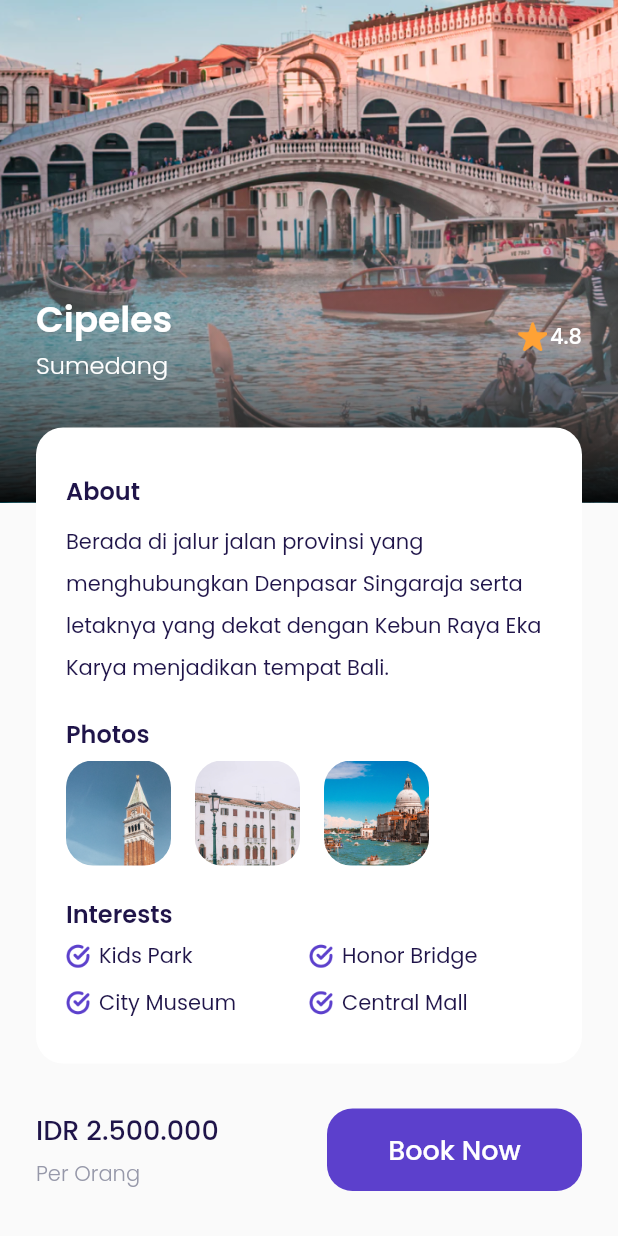
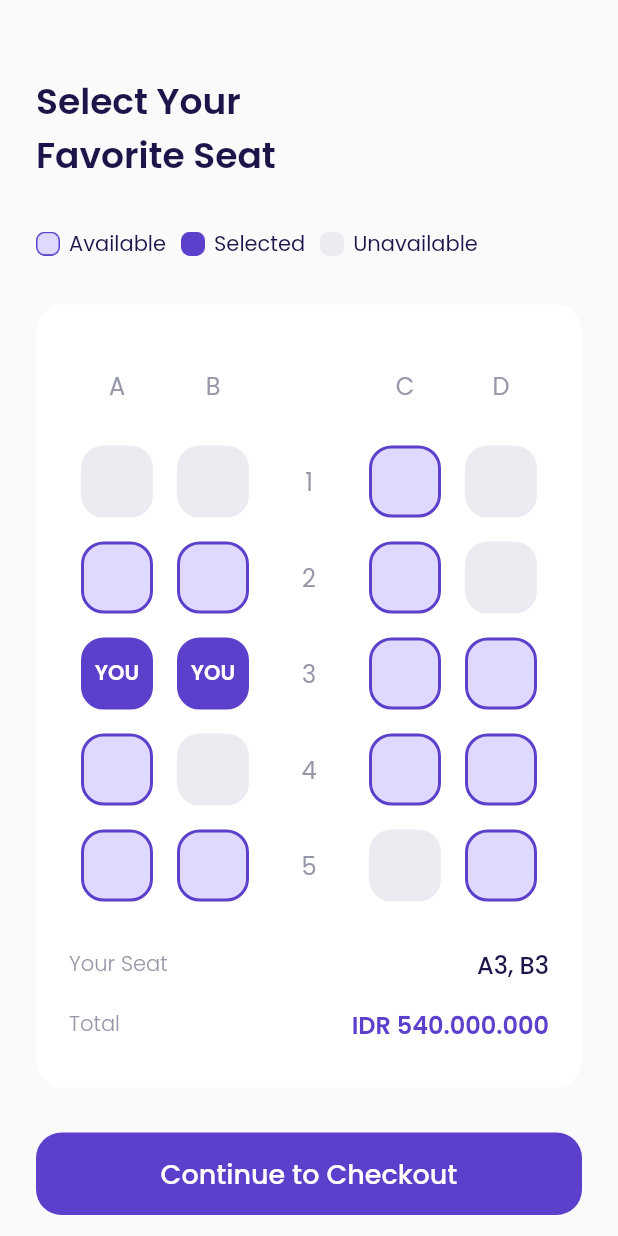
Before and after one commit to numanizudin/airplane, a Flutter app: the DetailPage screen opened directly, scrolled down 115 dp, after a tap on "Book Now", on a phone screen of 412 x 824 dp. Run offline on Flutter 3.47's test engine with Material 2 defaults, Android fonts, the phone set to English and light mode, and no system bars; our stand-ins replace google_fonts.

Commit message:
ChooseSeat Page

```diff
--- /dev/null
+++ b/lib/ui/pages/choose_seat_page.dart
@@ -0,0 +1,335 @@
+import 'package:airplane/shared/theme.dart';
+import 'package:airplane/ui/widgets/custom_button.dart';
+import 'package:airplane/ui/widgets/seat_item.dart';
+import 'package:flutter/material.dart';
+
+class ChooseSeatPage extends StatelessWidget {
+  const ChooseSeatPage({Key? key}) : super(key: key);
+
+  @override
+  Widget build(BuildContext context) {
+    Widget title() {
+      return Container(
+        margin: EdgeInsets.only(top: 50),
+        child: Text(
+          'Select Your\nFavorite Seat',
+          style: blackTextStyle.copyWith(
+            fontSize: 24,
+            fontWeight: semiBold,
+          ),
+        ),
+      );
+    }
+
+    Widget seatStatus() {
+      return Container(
+        margin: EdgeInsets.only(top: 30),
+        child: Row(
+          children: [
+            // NOTE: AVALIABLE
+            Container(
+              width: 16,
+              height: 16,
+              margin: EdgeInsets.only(right: 6),
+              decoration: BoxDecoration(
+                image: DecorationImage(
+                  image: AssetImage('assets/icon_available.png'),
+                ),
+              ),
+            ),
+            Text(
+              'Available',
+              style: blackTextStyle,
+            ),
+            // NOTE: SELECTED
+            Container(
+              width: 16,
+              height: 16,
+              margin: EdgeInsets.only(left: 10, right: 6),
+              decoration: BoxDecoration(
+                image: DecorationImage(
+                  image: AssetImage('assets/icon_selected.png'),
+                ),
+              ),
+            ),
+            Text(
+              'Selected',
+              style: blackTextStyle,
+            ),
+            // NOTE: UNAVAILABLE
+            Container(
+              width: 16,
+              height: 16,
+              margin: EdgeInsets.only(left: 10, right: 6),
+              decoration: BoxDecoration(
+                image: DecorationImage(
+                  image: AssetImage('assets/icon_unavailable.png'),
+                ),
+              ),
+            ),
+            Text(
+              'Unavailable',
+              style: blackTextStyle,
+            ),
+          ],
+        ),
+      );
+    }
+
+    Widget selectSeat() {
+      return Container(
+        width: double.infinity,
+        margin: EdgeInsets.only(top: 30),
+        padding: EdgeInsets.symmetric(
+          horizontal: 22,
+          vertical: 30,
+        ),
+        decoration: BoxDecoration(
+          borderRadius: BorderRadius.circular(18),
+          color: kWhiteColor,
+        ),
+        child: Column(
+          children: [
+            Row(
+              // NOTE: SEAT ALPABET
+              mainAxisAlignment: MainAxisAlignment.spaceAround,
+              children: [
+                Container(
+                  width: 48,
+                  height: 48,
+                  child: Center(
+                    child: Text(
+                      'A',
+                      style: greyTextStyle.copyWith(fontSize: 16),
+                    ),
+                  ),
+                ),
+                Container(
+                  width: 48,
+                  height: 48,
+                  child: Center(
+                    child: Text(
+                      'B',
+                      style: greyTextStyle.copyWith(fontSize: 16),
+                    ),
+                  ),
+                ),
+                Container(
+                  width: 48,
+                  height: 48,
+                  child: Center(
+                    child: Text(
+                      '',
+                      style: greyTextStyle.copyWith(fontSize: 16),
+                    ),
+                  ),
+                ),
+                Container(
+                  width: 48,
+                  height: 48,
+                  child: Center(
+                    child: Text(
+                      'C',
+                      style: greyTextStyle.copyWith(fontSize: 16),
+                    ),
+                  ),
+                ),
+                Container(
+                  width: 48,
+                  height: 48,
+                  child: Center(
+                    child: Text(
+                      'D',
+                      style: greyTextStyle.copyWith(fontSize: 16),
+                    ),
+                  ),
+                ),
+              ],
+            ),
+
+            // NOTE: SEAT 1
+            Container(
+              margin: EdgeInsets.only(top: 16),
+              child: Row(
+                mainAxisAlignment: MainAxisAlignment.spaceAround,
+                children: [
+                  SeatItem(status: 2),
+                  SeatItem(status: 2),
+                  Container(
+                    width: 48,
+                    height: 48,
+                    child: Center(
+                      child: Text(
+                        '1',
+                        style: greyTextStyle.copyWith(fontSize: 16),
+                      ),
+                    ),
+                  ),
+                  SeatItem(status: 0),
+                  SeatItem(status: 2),
+                ],
+              ),
+            ),
+            // NOTE: SEAT 2
+            Container(
+              margin: EdgeInsets.only(top: 16),
+              child: Row(
+                mainAxisAlignment: MainAxisAlignment.spaceAround,
+                children: [
+                  SeatItem(status: 0),
+                  SeatItem(status: 0),
+                  Container(
+                    width: 48,
+                    height: 48,
+                    child: Center(
+                      child: Text(
+                        '2',
+                        style: greyTextStyle.copyWith(fontSize: 16),
+                      ),
+                    ),
+                  ),
+                  SeatItem(status: 0),
+                  SeatItem(status: 2),
+                ],
+              ),
+            ),
+            // NOTE: SEAT 3
+            Container(
+              margin: EdgeInsets.only(top: 16),
+              child: Row(
+                mainAxisAlignment: MainAxisAlignment.spaceAround,
+                children: [
+                  SeatItem(status: 1),
+                  SeatItem(status: 1),
+                  Container(
+                    width: 48,
+                    height: 48,
+                    child: Center(
+                      child: Text(
+                        '3',
+                        style: greyTextStyle.copyWith(fontSize: 16),
+                      ),
+                    ),
+                  ),
+                  SeatItem(status: 0),
+                  SeatItem(status: 0),
+                ],
+              ),
+            ),
+            // NOTE: SEAT 4
+            Container(
+              margin: EdgeInsets.only(top: 16),
+              child: Row(
+                mainAxisAlignment: MainAxisAlignment.spaceAround,
+                children: [
+                  SeatItem(status: 0),
+                  SeatItem(status: 2),
+                  Container(
+                    width: 48,
+                    height: 48,
+                    child: Center(
+                      child: Text(
+                        '4',
+                        style: greyTextStyle.copyWith(fontSize: 16),
+                      ),
+                    ),
+                  ),
+                  SeatItem(status: 0),
+                  SeatItem(status: 0),
+                ],
+              ),
+            ),
+            // NOTE: SEAT 5
+            Container(
+              margin: EdgeInsets.only(top: 16),
+              child: Row(
+                mainAxisAlignment: MainAxisAlignment.spaceAround,
+                children: [
+                  SeatItem(status: 0),
+                  SeatItem(status: 0),
+                  Container(
+                    width: 48,
+                    height: 48,
+                    child: Center(
+                      child: Text(
+                        '5',
+                        style: greyTextStyle.copyWith(fontSize: 16),
+                      ),
+                    ),
+                  ),
+                  SeatItem(status: 2),
+                  SeatItem(status: 0),
+                ],
+              ),
+            ),
+
+            // NOTE: YOUR SEAT
+            Container(
+              margin: EdgeInsets.only(top: 30),
+              child: Row(
+                mainAxisAlignment: MainAxisAlignment.spaceBetween,
+                children: [
+                  Text(
+                    'Your Seat',
+                    style: greyTextStyle.copyWith(fontWeight: light),
+                  ),
+                  Text(
+                    'A3, B3',
+                    style: blackTextStyle.copyWith(
+                      fontSize: 16,
+                      fontWeight: medium,
+                    ),
+                  ),
+                ],
+              ),
+            ),
+
+            //NOTE: TOTAL
+            Container(
+              margin: EdgeInsets.only(top: 16),
+              child: Row(
+                mainAxisAlignment: MainAxisAlignment.spaceBetween,
+                children: [
+                  Text(
+                    'Total',
+                    style: greyTextStyle.copyWith(fontWeight: light),
+                  ),
+                  Text(
+                    'IDR 540.000.000',
+                    style: purpleTextStyle.copyWith(
+                      fontSize: 16,
+                      fontWeight: semiBold,
+                    ),
+                  ),
+                ],
+              ),
+            ),
+          ],
+        ),
+      );
+    }
+
+    Widget checkoutButton() {
+      return CustomButton(
+        title: 'Continue to Checkout',
+        onPressed: () {},
+        margin: EdgeInsets.only(top: 30, bottom: 46),
+      );
+    }
+
+    return Scaffold(
+      backgroundColor: kBackgroundColor,
+      body: ListView(
+        padding: EdgeInsets.symmetric(
+          horizontal: 24,
+        ),
+        children: [
+          title(),
+          seatStatus(),
+          selectSeat(),
+          checkoutButton(),
+        ],
+      ),
+    );
+  }
+}
--- a/lib/ui/pages/detail.page.dart
+++ b/lib/ui/pages/detail.page.dart
@@ -1,3 +1,4 @@
+import 'package:airplane/ui/pages/choose_seat_page.dart';
 import 'package:airplane/ui/widgets/custom_button.dart';
 import 'package:airplane/ui/widgets/interest_item.dart';
 import 'package:airplane/ui/widgets/photo_item.dart';
@@ -257,7 +258,14 @@ class DetailPage extends StatelessWidget {
                   // NOTE: BOOK BUTTON
                   CustomButton(
                     title: 'Book Now',
-                    onPressed: () {},
+                    onPressed: () {
+                      Navigator.push(
+                        context,
+                        MaterialPageRoute(
+                          builder: (context) => ChooseSeatPage(),
+                        ),
+                      );
+                    },
                     width: 170,
                   )
                 ],
--- /dev/null
+++ b/lib/ui/widgets/seat_item.dart
@@ -0,0 +1,75 @@
+import 'package:airplane/shared/theme.dart';
+import 'package:flutter/material.dart';
+
+class SeatItem extends StatelessWidget {
+  // NOTE: 0=Available 1=Selected 2=unavailable
+  final int status;
+
+  const SeatItem({
+    Key? key,
+    required this.status,
+  }) : super(key: key);
+
+  @override
+  Widget build(BuildContext context) {
+    backgroundColor() {
+      switch (status) {
+        case 0:
+          return kAvailableColor;
+        case 1:
+          return kPrimaryColor;
+        case 2:
+          return kUnavailableColor;
+        default:
+          return kUnavailableColor;
+      }
+    }
+
+    borderColor() {
+      switch (status) {
+        case 0:
+          return kPrimaryColor;
+        case 1:
+          return kPrimaryColor;
+        case 2:
+          return kUnavailableColor;
+        default:
+          return kUnavailableColor;
+      }
+    }
+
+    child() {
+      switch (status) {
+        case 0:
+          return SizedBox();
+        case 1:
+          return Center(
+            child: Text(
+              'YOU',
+              style: whiteTextStyle.copyWith(
+                fontWeight: semiBold,
+              ),
+            ),
+          );
+        case 2:
+          return SizedBox();
+        default:
+          return SizedBox();
+      }
+    }
+
+    return Container(
+      width: 48,
+      height: 48,
+      decoration: BoxDecoration(
+        color: backgroundColor(),
+        borderRadius: BorderRadius.circular(15),
+        border: Border.all(
+          color: borderColor(),
+          width: 2,
+        ),
+      ),
+      child: child(),
+    );
+  }
+}
```
